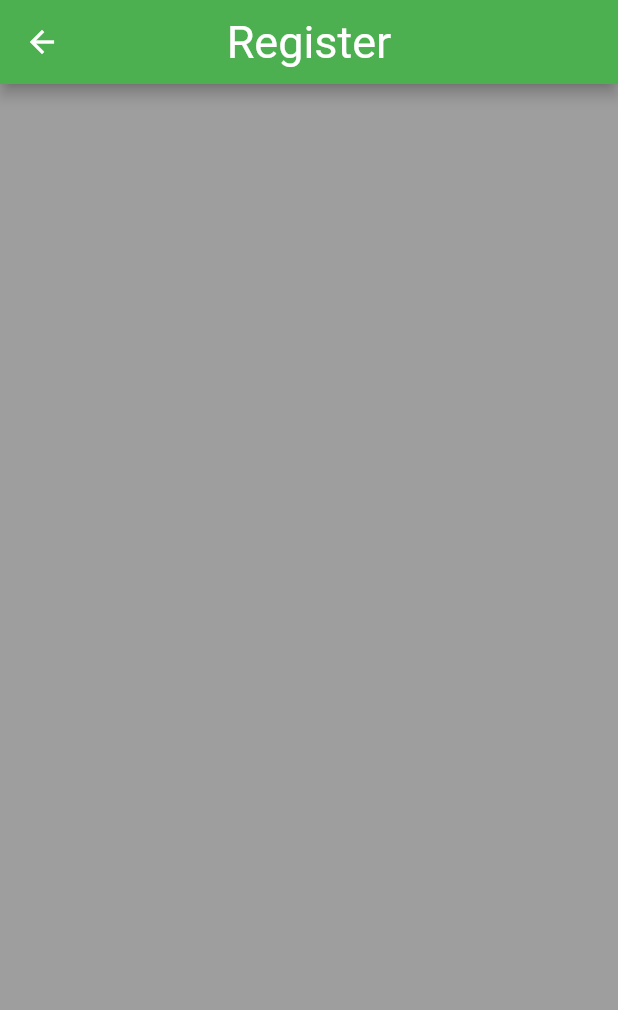
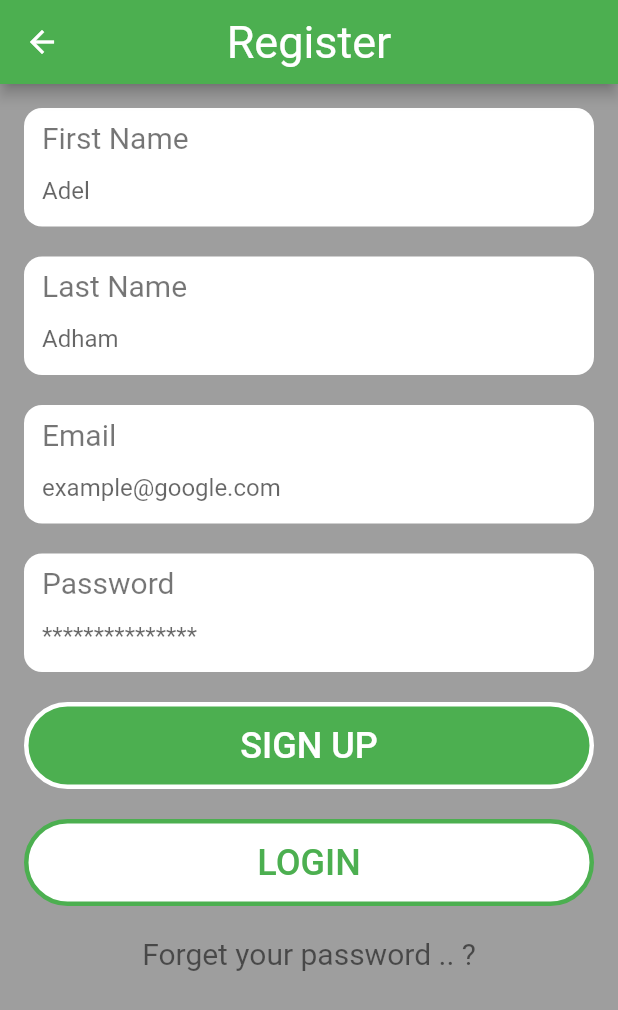
Before and after one commit to kosbaship/courses_workshop, a Flutter app: the screen it shows after launch, after a tap on "SIGN UP", on a phone screen of 412 x 824 dp. Shown: the top 1010 px of the screen. Run offline on Flutter 3.47's test engine with Material 2 defaults, Android fonts, the phone set to English and light mode, and no system bars.

Commit message:
Register Screen Finish

```diff
--- a/lib/screens/login/login_screen.dart
+++ b/lib/screens/login/login_screen.dart
@@ -1,3 +1,4 @@
+import 'package:courses_workshop/screens/register/register_screen.dart';
 import 'package:courses_workshop/shared/colors/common_colors.dart';
 import 'package:courses_workshop/shared/components/components.dart';
 import 'package:flutter/cupertino.dart';
@@ -59,7 +60,7 @@ class LoginScreen extends StatelessWidget {
             ),
             defaultButton(
                 onPressed: (){
-                  // navigateTo(context, RegisterScreen());
+                  navigateTo(context, RegisterScreen());
                 },
                 text: 'sign up',
                 textColor:kPrimaryColor ,
--- a/lib/screens/register/register_screen.dart
+++ b/lib/screens/register/register_screen.dart
@@ -1,8 +1,17 @@
+import 'package:courses_workshop/screens/login/login_screen.dart';
 import 'package:courses_workshop/shared/colors/common_colors.dart';
 import 'package:courses_workshop/shared/components/components.dart';
 import 'package:flutter/material.dart';
+import 'package:flutter/material.dart';
 
 class RegisterScreen extends StatelessWidget {
+  var emailController = TextEditingController();
+  var firstNameController = TextEditingController();
+  var lastNameController = TextEditingController();
+  var passwordController = TextEditingController();
+
+
+
   @override
   Widget build(BuildContext context) {
     return Scaffold(
@@ -14,6 +23,87 @@ class RegisterScreen extends StatelessWidget {
           ),
           centerTitle: true,
         ),
-        body: SingleChildScrollView());
+        body: SingleChildScrollView(
+          child:  Padding(
+            padding: EdgeInsetsDirectional.only(
+              start: 16.0,
+              end: 16.0,
+              top: 16.0,
+            ),
+            child: Column(
+              crossAxisAlignment: CrossAxisAlignment.center,
+              children: [
+
+                defaultTextFormField(
+                    title: 'First Name',
+                    hint: 'Adel',
+                    controller: firstNameController,
+                    type: TextInputType.emailAddress
+                ),
+                SizedBox(
+                  height: 20.0,
+                ),
+                defaultTextFormField(
+                    title: 'Last Name',
+                    hint: 'Adham',
+                    controller: lastNameController,
+                    type: TextInputType.emailAddress
+                ),
+                SizedBox(
+                  height: 20.0,
+                ),
+                defaultTextFormField(
+                    title: 'Email',
+                    hint: 'example@google.com',
+                    controller: emailController,
+                    type: TextInputType.emailAddress
+                ),
+                SizedBox(
+                  height: 20.0,
+                ),
+                defaultTextFormField(
+                    title: 'Password',
+                    hint: '***************',
+                    controller: passwordController,
+                    type: TextInputType.visiblePassword
+                ),
+                SizedBox(
+                  height: 20.0,
+                ),
+                defaultButton(
+                    onPressed: (){
+                      // navigateTo(context, LoginScreen());
+
+                    },
+                    text: 'sign up'
+                ),
+                SizedBox(
+                  height: 20.0,
+                ),
+                defaultButton(
+                    onPressed: (){
+                      navigateTo(context, LoginScreen());
+                    },
+                    text: 'login',
+                    textColor:kPrimaryColor ,
+                    borderColor: kPrimaryColor,
+                    backgroundColor: kPrimaryTextColor
+                ),
+                SizedBox(
+                  height: 20.0,
+                ),
+                InkWell(
+                  onTap: (){},
+                  child: quickCustomText(
+                    text: "Forget your password .. ?",
+                  ),
+                ),
+                SizedBox(
+                  height: 20.0,
+                ),
+              ],
+            ),
+          ),
+        ));
   }
 }
--- a/lib/shared/components/components.dart
+++ b/lib/shared/components/components.dart
@@ -9,7 +9,7 @@ Widget defaultButton ({
   Color borderColor = kPrimaryTextColor,
 }) => Container(
   width: double.infinity,
-  height: 48.0,
+  height: 58.0,
   decoration: BoxDecoration(
     borderRadius: BorderRadius.circular(50),
     color: backgroundColor,
@@ -24,7 +24,7 @@ Widget defaultButton ({
     child: Text(
       text.toUpperCase(),
       style: TextStyle(
-          fontSize: 26
+          fontSize: 24
       ),
     ),
   ),
```
